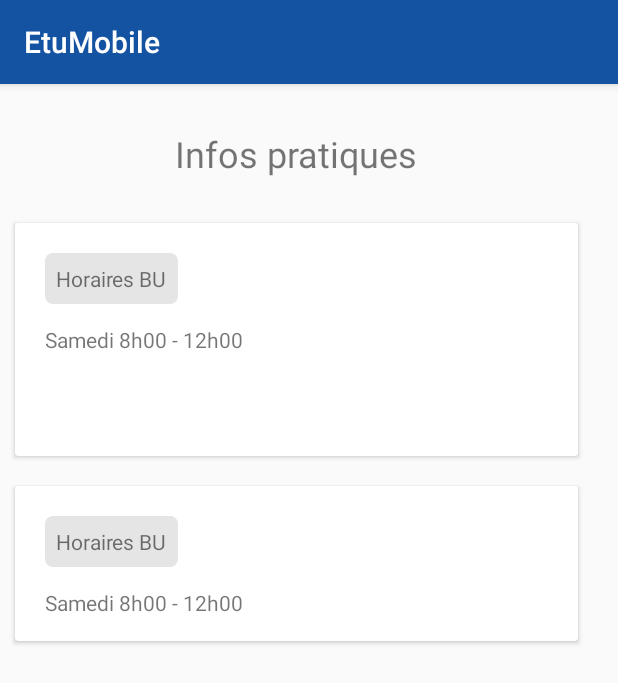
After one commit to swve/etumobile, an Android app: the InfoActivity screen opened directly, with no data from a screen before it, on a phone screen of 412 x 824 dp. The commit adds this screen. Shown: the top 683 px of the screen. Run offline under Robolectric (Android 15) with nearby library versions, the phone set to English and light mode, and no system bars.

Commit message:
Infos pratiques

```diff
--- a/app/src/main/AndroidManifest.xml
+++ b/app/src/main/AndroidManifest.xml
@@ -9,7 +9,8 @@
         android:roundIcon="@mipmap/ic_launcher_round"
         android:supportsRtl="true"
         android:theme="@style/AppTheme">
-        <activity android:name=".ParamsActivity"></activity>
+        <activity android:name=".InfoActivity"></activity>
+        <activity android:name=".ParamsActivity" />
         <activity android:name=".ProfileActivity" />
         <activity android:name=".LoginActivity">
             <intent-filter>
--- /dev/null
+++ b/app/src/main/java/com/eg23/etumobile/InfoActivity.java
@@ -0,0 +1,13 @@
+package com.eg23.etumobile;
+
+import android.support.v7.app.AppCompatActivity;
+import android.os.Bundle;
+
+public class InfoActivity extends AppCompatActivity {
+
+    @Override
+    protected void onCreate(Bundle savedInstanceState) {
+        super.onCreate(savedInstanceState);
+        setContentView(R.layout.activity_info);
+    }
+}
--- a/app/src/main/java/com/eg23/etumobile/MainActivity.java
+++ b/app/src/main/java/com/eg23/etumobile/MainActivity.java
@@ -99,6 +99,10 @@ public class MainActivity extends AppCompatActivity
 
         } else if (id == R.id.stage) {
 
+        }else if (id == R.id.pratik) {
+            Intent myIntent = new Intent(MainActivity.this, InfoActivity.class);
+            MainActivity.this.startActivity(myIntent);
+            return true;
         }
 
         DrawerLayout drawer = findViewById(R.id.drawer_layout);
--- /dev/null
+++ b/app/src/main/res/drawable-v24/rounded.xml
@@ -0,0 +1,14 @@
+<?xml version="1.0" encoding="utf-8"?>
+<shape xmlns:android="http://schemas.android.com/apk/res/android" >
+
+
+    <solid android:color="#E5E5E5" />
+
+    <padding
+        android:left="1dp"
+        android:right="1dp"
+        android:bottom="1dp"
+        android:top="1dp" />
+
+    <corners android:radius="5dp" />
+</shape>
--- /dev/null
+++ b/app/src/main/res/layout/activity_info.xml
@@ -0,0 +1,114 @@
+<?xml version="1.0" encoding="utf-8"?>
+<android.support.constraint.ConstraintLayout xmlns:android="http://schemas.android.com/apk/res/android"
+    xmlns:app="http://schemas.android.com/apk/res-auto"
+    xmlns:tools="http://schemas.android.com/tools"
+    android:layout_width="match_parent"
+    android:layout_height="match_parent"
+    tools:context=".InfoActivity">
+
+    <LinearLayout
+        android:layout_width="395dp"
+        android:layout_height="715dp"
+        android:orientation="vertical"
+        tools:layout_editor_absoluteX="8dp"
+        tools:layout_editor_absoluteY="8dp">
+
+        <TextView
+            android:id="@+id/textView11"
+            android:layout_width="match_parent"
+            android:layout_height="wrap_content"
+            android:paddingTop="30dp"
+            android:text="Infos pratiques"
+            android:textAlignment="center"
+            android:textSize="24sp" />
+
+        <LinearLayout
+            android:layout_width="match_parent"
+            android:layout_height="match_parent"
+            android:orientation="vertical"
+            android:paddingTop="20dp">
+
+            <android.support.v7.widget.CardView
+                android:layout_width="match_parent"
+                android:layout_height="155dp"
+                android:layout_margin="10dp">
+
+                <LinearLayout
+                    android:layout_width="match_parent"
+                    android:layout_height="match_parent"
+                    android:orientation="vertical"
+                    android:padding="10dp">
+
+                    <LinearLayout
+                        android:layout_width="match_parent"
+                        android:layout_height="58dp"
+                        android:orientation="horizontal">
+
+                        <TextView
+                            android:id="@+id/textView15"
+                            android:layout_width="wrap_content"
+                            android:layout_height="wrap_content"
+                            android:layout_margin="10dp"
+                            android:background="@drawable/rounded"
+                            android:padding="7dp"
+                            android:text="Horaires BU" />
+
+                    </LinearLayout>
+
+                    <TextView
+                        android:id="@+id/textView17"
+                        android:layout_width="match_parent"
+                        android:layout_height="wrap_content"
+                        android:layout_margin="0dp"
+                        android:layout_marginTop="0dp"
+                        android:paddingLeft="10dp"
+                        android:paddingRight="10dp"
+                        android:text="Samedi 8h00 - 12h00" />
+
+                </LinearLayout>
+            </android.support.v7.widget.CardView>
+
+            <android.support.v7.widget.CardView
+                android:layout_width="match_parent"
+                android:layout_height="103dp"
+                android:layout_margin="10dp">
+
+                <LinearLayout
+                    android:layout_width="match_parent"
+                    android:layout_height="match_parent"
+                    android:orientation="vertical"
+                    android:padding="10dp">
+
+                    <LinearLayout
+                        android:layout_width="match_parent"
+                        android:layout_height="58dp"
+                        android:orientation="horizontal">
+
+                        <TextView
+                            android:id="@+id/textView15"
+                            android:layout_width="wrap_content"
+                            android:layout_height="wrap_content"
+                            android:layout_margin="10dp"
+                            android:background="@drawable/rounded"
+                            android:padding="7dp"
+                            android:text="Horaires BU" />
+
+                    </LinearLayout>
+
+                    <TextView
+                        android:id="@+id/textView17"
+                        android:layout_width="match_parent"
+                        android:layout_height="wrap_content"
+                        android:layout_margin="0dp"
+                        android:layout_marginTop="0dp"
+                        android:paddingLeft="10dp"
+                        android:paddingRight="10dp"
+                        android:text="Samedi 8h00 - 12h00" />
+
+                </LinearLayout>
+            </android.support.v7.widget.CardView>
+
+        </LinearLayout>
+
+    </LinearLayout>
+</android.support.constraint.ConstraintLayout>
```
